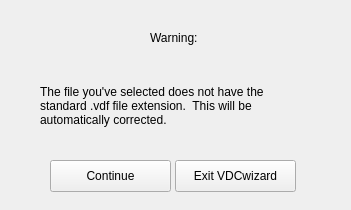
This is apps/vdcwizard/ui/Page2badfile.ui in yyr/vapor as Qt 5 draws it before an edit. The edited form follows.
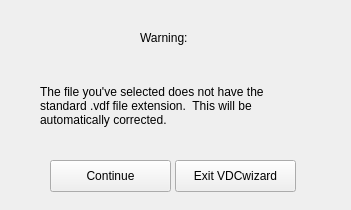
This is the edited form.

```diff
--- a/apps/vdcwizard/ui/Page2badfile.ui
+++ b/apps/vdcwizard/ui/Page2badfile.ui
@@ -32,7 +32,7 @@
   <widget class="QLabel" name="label">
    <property name="geometry">
     <rect>
-     <x>150</x>
+     <x>140</x>
      <y>30</y>
      <width>62</width>
      <height>16</height>
```
